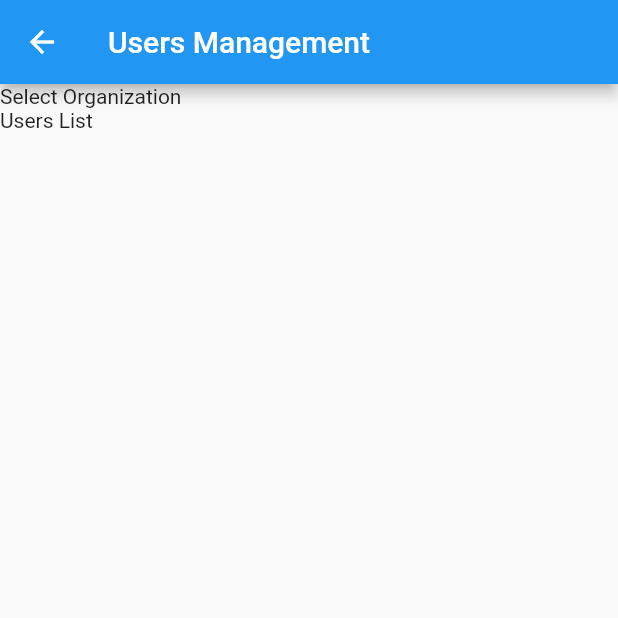
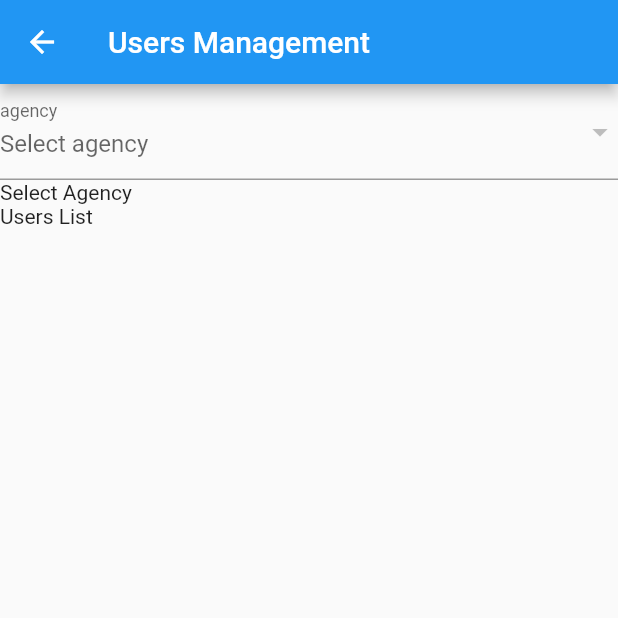
Before and after one commit to msfasha/Mobile-Field-Reports, a Flutter app: the UserManagement screen opened directly, on a phone screen of 412 x 824 dp, the top half of it. Run offline on Flutter 3.47's test engine with Material 2 defaults, Android fonts, the phone set to English and light mode, and no system bars; our stand-ins replace camera, cloud_firestore, firebase_auth, firebase_core, firebase_storage, flutter_spinkit and 3 more; missing offline and left inert: ext_storage; accounts and stored records are empty.

Commit message:
After changing organization to agency

```diff
--- a/lib/models/organization.dart
+++ b/lib/models/organization.dart
@@ -1,6 +1,6 @@
-class Organization {
+class Agency {
   String id;
   String name;
 
-  Organization({this.id, this.name});
+  Agency({this.id, this.name});
 }
--- a/lib/models/report.dart
+++ b/lib/models/report.dart
@@ -3,7 +3,7 @@ import 'package:cloud_firestore/cloud_firestore.dart';
 class Report {
   String rid;
   String userId;
-  String organizationId;
+  String agencyId;
   Timestamp time;
   String address;
   GeoPoint locationGeoPoint;
@@ -15,7 +15,7 @@ class Report {
   Report(
       {this.rid,
       this.userId,
-      this.organizationId,
+      this.agencyId,
       this.time,
       this.address,
       this.locationGeoPoint,
--- a/lib/models/user_profile.dart
+++ b/lib/models/user_profile.dart
@@ -2,12 +2,12 @@ import 'package:cloud_firestore/cloud_firestore.dart';
 
 class UserProfile {
   String userId;
-  String organizationId;
-  String organizationName;
+  String agencyId;
+  String agencyName;
   String personName;
   String phoneNumber;
   String email;
-  String userCategory; //normal user, organization admin, system admin.
+  String userCategory; //normal user, agency admin, system admin.
   Timestamp creationDate;
   bool userStatus;
   Timestamp userStatusDate;
@@ -15,12 +15,12 @@ class UserProfile {
 
   UserProfile(
       {this.userId,
-      this.organizationId,
-      this.organizationName,
+      this.agencyId,
+      this.agencyName,
       this.personName,
       this.phoneNumber,
       this.email,
-      this.userCategory, //normal user, organization admin, system admin.
+      this.userCategory, //normal user, agency admin, system admin.
       this.creationDate,
       this.userStatus, //true or false, activated and deactivated
       this.userStatusDate,
--- a/lib/screens/authenticate/register.dart
+++ b/lib/screens/authenticate/register.dart
@@ -26,7 +26,7 @@ class _RegisterState extends State<Register> {
   String _confirmPassword;
   String _personName;
   String _phoneNumber;
-  String _organizationId;
+  String _agencyId;
 
   @override
   Widget build(BuildContext context) {
@@ -158,7 +158,7 @@ class _RegisterState extends State<Register> {
                     ),
                     SizedBox(height: 10.0),
                     FutureBuilder<QuerySnapshot>(
-                        future: DataService.organizations,
+                        future: DataService.agencies,
                         builder: (context, snapshot) {
                           if (!snapshot.hasData)
                             return const Center(
@@ -169,27 +169,27 @@ class _RegisterState extends State<Register> {
                               alignment: Alignment.centerLeft,
                               child: DropdownButtonFormField(
                                   decoration: InputDecoration(
-                                      labelText: 'Organization',
-                                      hintText: 'Select organization',
+                                      labelText: 'agency',
+                                      hintText: 'Select agency',
                                       hintStyle: TextStyle(
                                           fontSize: 12.0, color: Colors.grey)),
-                                  value: _organizationId,
+                                  value: _agencyId,
                                   validator: (val) => (val == null)
-                                      ? 'Select Organization/Utility'
+                                      ? 'Select Agency/Utility'
                                       : null,
                                   //isDense: true,
                                   onChanged: (value) {
                                     setState(() {
-                                      //_organizationId = int.parse(value.toString());
-                                      _organizationId = value;
+                                      //_agencyId = int.parse(value.toString());
+                                      _agencyId = value;
                                     });
                                   },
                                   items: snapshot.data.docs
                                       .map((document) => DropdownMenuItem(
-                                          // value: document.data['organization_id'],
+                                          // value: document.data['agency_id'],
                                           // child: Text(document.data['plant_name']),
                                           value: document.id,
-                                          //value: document['organization_id'],
+                                          //value: document['agency_id'],
                                           child: Text(document['name'] ?? '')))
                                       .toList()),
                             );
@@ -230,7 +230,7 @@ class _RegisterState extends State<Register> {
     if (_formKey.currentState.validate()) {
       setState(() => _loading = true);
       or = await AuthService.registerWithEmailAndPassword(
-          _email, _password, _organizationId, _personName, _phoneNumber);
+          _email, _password, _agencyId, _personName, _phoneNumber);
       if (or.operationCode == OperationResultCodeEnum.Success) {
         setState(() {
           _loading = false;
--- a/lib/screens/home/app_settings.dart
+++ b/lib/screens/home/app_settings.dart
@@ -10,7 +10,7 @@ class AppSettings extends StatelessWidget {
       // ignore: missing_return
       body: ListView(
         children: [
-          Text('Select Organization'),
+          Text('Select Agency'),
           Text('Year'),
           Text('Month'),
         ],
--- a/lib/screens/home/home.dart
+++ b/lib/screens/home/home.dart
@@ -8,7 +8,6 @@ import 'package:ufr/screens/home/home_drawer.dart';
 import 'package:ufr/screens/home/report_entry.dart';
 import 'package:ufr/screens/home/report_map_listing.dart';
 import 'package:ufr/screens/home/report_tile_listing.dart';
-import 'package:ufr/screens/home/user_management.dart';
 import 'package:ufr/shared/firebase_services.dart';
 import 'package:ufr/shared/globals.dart';
 import 'package:ufr/shared/modules.dart';
@@ -50,7 +49,7 @@ class _HomeState extends State<Home> {
     _requestMapLocationPemmission();
     final user = Provider.of<UserProfile>(context);
     return StreamProvider<List<Report>>.value(
-      value: DataService.getReportsStream(user.organizationId),
+      value: DataService.getReportsStream(user.agencyId),
       catchError: (context, e) {
         return [];
       },
@@ -65,7 +64,7 @@ class _HomeState extends State<Home> {
               },
               tooltip: MaterialLocalizations.of(context).openAppDrawerTooltip,
             ),
-            title: Text(user.organizationName),
+            title: Text(user.agencyName),
             backgroundColor: Colors.blue[400],
             elevation: 0.0,
             actions: <Widget>[
--- a/lib/screens/home/home_drawer.dart
+++ b/lib/screens/home/home_drawer.dart
@@ -3,7 +3,6 @@ import 'package:flutter/material.dart';
 import 'package:flutter_spinkit/flutter_spinkit.dart';
 import 'package:ufr/models/user_profile.dart';
 import 'package:ufr/screens/authenticate/change_password.dart';
-import 'package:ufr/screens/home/app_settings.dart';
 import 'package:ufr/screens/home/user_management.dart';
 import 'package:ufr/shared/firebase_services.dart';
 import 'package:ufr/shared/export.dart';
@@ -74,7 +73,7 @@ class _HomeDrawerState extends State<HomeDrawer> {
                 );
               });
 
-              ExportFromFireStore.exportToCSV(user.organizationId, context);
+              ExportFromFireStore.exportToCSV(user.agencyId, context);
 
               Navigator.pop(context);
             },
--- a/lib/screens/home/user_management.dart
+++ b/lib/screens/home/user_management.dart
@@ -1,8 +1,14 @@
+import 'package:cloud_firestore/cloud_firestore.dart';
 import 'package:flutter/material.dart';
+import 'package:ufr/shared/firebase_services.dart';
 
 class UserManagement extends StatelessWidget {
+
+
   @override
   Widget build(BuildContext context) {
+    String _agencyId;
+
     return new Scaffold(
       appBar: new AppBar(
         title: new Text('Users Management'),
@@ -10,7 +16,42 @@ class UserManagement extends StatelessWidget {
       // ignore: missing_return
       body: ListView(
         children: [
-          Text('Select Organization'),
+          FutureBuilder<QuerySnapshot>(
+                        future: DataService.agencies,
+                        builder: (context, snapshot) {
+                          if (!snapshot.hasData)
+                            return const Center(
+                              child: const Text('...'),
+                            );
+                          else {
+                            return Container(
+                              alignment: Alignment.centerLeft,
+                              child: DropdownButtonFormField(
+                                  decoration: InputDecoration(
+                                      labelText: 'agency',
+                                      hintText: 'Select agency',
+                                      hintStyle: TextStyle(
+                                          fontSize: 12.0, color: Colors.grey)),
+                                  value: _agencyId,
+                                  validator: (val) => (val == null)
+                                      ? 'Select Agency/Utility'
+                                      : null,
+                                  //isDense: true,
+                                  onChanged: (value) {
+
+                                  },
+                                  items: snapshot.data.docs
+                                      .map((document) => DropdownMenuItem(
+                                          // value: document.data['agency_id'],
+                                          // child: Text(document.data['plant_name']),
+                                          value: document.id,
+                                          //value: document['agency_id'],
+                                          child: Text(document['name'] ?? '')))
+                                      .toList()),
+                            );
+                          }
+                        }),
+          Text('Select Agency'),
           Text('Users List'),
         ],
       ),
--- a/lib/shared/export.dart
+++ b/lib/shared/export.dart
@@ -11,7 +11,7 @@ import 'package:ufr/shared/firebase_services.dart';
 import 'package:ufr/shared/modules.dart';
 
 class ExportFromFireStore {
-  static exportToCSV(String organizationId, BuildContext context) async {
+  static exportToCSV(String agencyId, BuildContext context) async {
     try {
       var status = await Permission.storage.status;
 
@@ -38,9 +38,9 @@ class ExportFromFireStore {
       //IOSink sink = file.openWrite(encoding: Encoding.getByName('utf8'));
 
       QuerySnapshot querySnapshot =
-          await DataService.getReportsSnapshot(organizationId);
+          await DataService.getReportsSnapshot(agencyId);
 
-      String row = 'organization_id' +
+      String row = 'agency_id' +
           ',' +
           'time' +
           ',' +
@@ -59,8 +59,8 @@ class ExportFromFireStore {
 
       querySnapshot.docs.forEach((element) async {
         row = row +
-            (element.data()['organization_id'] != null
-                ? element.data()['organization_id'].toString()
+            (element.data()['agency_id'] != null
+                ? element.data()['agency_id'].toString()
                 : '') +
             ',' +
             (element.data()['time'] != null
--- a/lib/shared/firebase_services.dart
+++ b/lib/shared/firebase_services.dart
@@ -17,9 +17,9 @@ class AuthService {
       if (userProfileDoc.exists)
         return UserProfile(
             userId: user.uid,
-            organizationId: userProfileDoc.data()['organization_id'],
-            organizationName: await DataService.getOrganizationByOrganizationId(
-                    userProfileDoc.data()['organization_id'])
+            agencyId: userProfileDoc.data()['agency_id'],
+            agencyName: await DataService.getAgencyByagencyId(
+                    userProfileDoc.data()['agency_id'])
                 .then((value) {
               return value.data()['name'];
             }),
@@ -88,14 +88,14 @@ class AuthService {
 
   // register with email and password
   static Future registerWithEmailAndPassword(String email, String password,
-      String organizationId, String personName, String phoneNumber) async {
+      String agencyId, String personName, String phoneNumber) async {
     OperationResult or = OperationResult();
     try {
       authLib.UserCredential result = await authLib.FirebaseAuth.instance
           .createUserWithEmailAndPassword(email: email, password: password);
 
       // create a new document for the user with the uid
-      or = await DataService.updateUserProfile(result.user.uid, organizationId,
+      or = await DataService.updateUserProfile(result.user.uid, agencyId,
           personName, phoneNumber, result.user.email);
 
       if (or.operationCode == OperationResultCodeEnum.Error) return or;
@@ -169,12 +169,11 @@ class DataService {
     }
   }
 
-  static Future<DocumentSnapshot> getOrganizationByOrganizationId(
-      String organizationId) {
+  static Future<DocumentSnapshot> getAgencyByagencyId(String agencyId) {
     try {
       return FirebaseFirestore.instance
-          .collection('organization')
-          .doc(organizationId)
+          .collection('agency')
+          .doc(agencyId)
           .get();
     } on Exception catch (e) {
       throw e;
@@ -183,7 +182,7 @@ class DataService {
 
   static Future<OperationResult> updateUserProfile(
       String userId,
-      String organizationId,
+      String agencyId,
       String personName,
       String phoneNumber,
       String email) async {
@@ -193,7 +192,7 @@ class DataService {
           .collection('user_profile')
           .doc(userId)
           .set({
-        'organization_id': organizationId,
+        'agency_id': agencyId,
         'person_name': personName,
         'phone_number': phoneNumber,
         'email': email,
@@ -234,7 +233,7 @@ class DataService {
       DocumentReference ref =
           await FirebaseFirestore.instance.collection('report').add({
         'user_id': report.userId,
-        'organization_id': report.organizationId,
+        'agency_id': report.agencyId,
         'time': report.time,
         'address': report.address,
         'location_geopoint': report.locationGeoPoint,
@@ -297,7 +296,7 @@ class DataService {
         return Report(
             rid: doc.id,
             userId: doc.data()['user_id'],
-            organizationId: doc.data()['organization_id'],
+            agencyId: doc.data()['agency_id'],
             time: doc.data()['time'],
             address: doc.data()['address'],
             locationGeoPoint: doc.data()['location_geopoint'],
@@ -317,7 +316,7 @@ class DataService {
       return Report(
           rid: snapshot.id,
           userId: snapshot.data()['user_id'],
-          organizationId: snapshot.data()['organization_id'],
+          agencyId: snapshot.data()['agency_id'],
           time: snapshot.data()['time'],
           address: snapshot.data()['address'],
           locationGeoPoint: snapshot.data()['location_geopoint'],
@@ -331,11 +330,11 @@ class DataService {
   }
 
   // get reports stream
-  static Stream<List<Report>> getReportsStream(String organizationId) {
+  static Stream<List<Report>> getReportsStream(String agencyId) {
     try {
       return FirebaseFirestore.instance
           .collection('report')
-          .where('organization_id', isEqualTo: organizationId)
+          .where('agency_id', isEqualTo: agencyId)
           .orderBy('time', descending: true)
           .snapshots()
           .map(_reportListFromSnapshot);
@@ -344,11 +343,11 @@ class DataService {
     }
   }
 
-  static Future<QuerySnapshot> getReportsSnapshot(String organizationId) {
+  static Future<QuerySnapshot> getReportsSnapshot(String agencyId) {
     try {
       return FirebaseFirestore.instance
           .collection('report')
-          .where('organization_id', isEqualTo: organizationId)
+          .where('agency_id', isEqualTo: agencyId)
           .orderBy('time', descending: true)
           .get();
     } on Exception catch (e) {
@@ -369,9 +368,9 @@ class DataService {
     });
   }
 
-  static Future<QuerySnapshot> get organizations {
+  static Future<QuerySnapshot> get agencies {
     try {
-      return FirebaseFirestore.instance.collection('organization').get();
+      return FirebaseFirestore.instance.collection('agency').get();
       //.then((value) => value);
     } on Exception catch (e) {
       throw e;
```
Also changed, not shown: lib/screens/home/report_entry.dart (+5 -6 lines), 1 other file.
